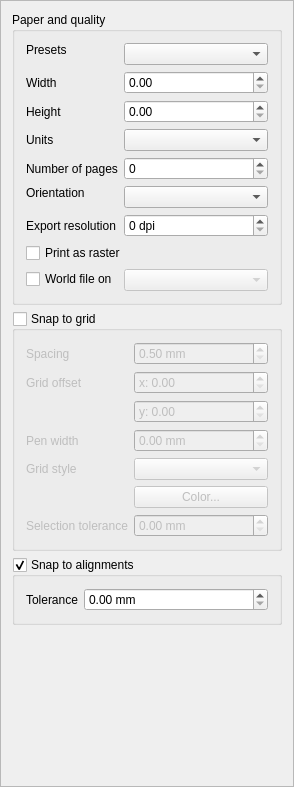
Above: src/ui/qgscompositionwidgetbase.ui from qgis/QGIS before the change. Below: the same form after it.
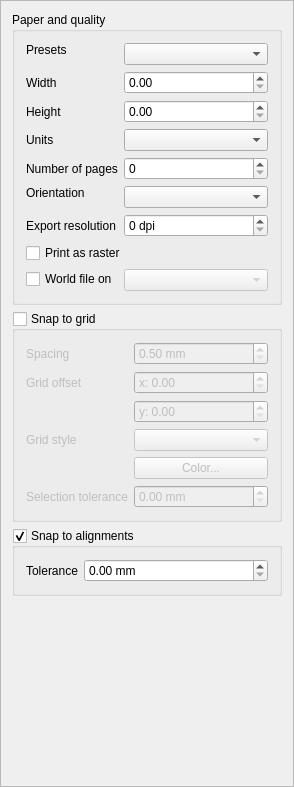
That is the form after the change. Custom widgets are drawn as their Qt base class.

Commit message: Improve visual appearance of composer grid by making sure it is always drawn using a 1 pixel width cosmetic pen Remove options for composer pen width

Patch:
```diff
--- a/src/ui/qgscompositionwidgetbase.ui
+++ b/src/ui/qgscompositionwidgetbase.ui
@@ -361,26 +361,6 @@
            </layout>
           </item>
           <item row="2" column="0">
-           <widget class="QLabel" name="label_5">
-            <property name="text">
-             <string>Pen width</string>
-            </property>
-            <property name="wordWrap">
-             <bool>true</bool>
-            </property>
-           </widget>
-          </item>
-          <item row="2" column="1">
-           <widget class="QDoubleSpinBox" name="mPenWidthSpinBox">
-            <property name="prefix">
-             <string/>
-            </property>
-            <property name="suffix">
-             <string> mm</string>
-            </property>
-           </widget>
-          </item>
-          <item row="3" column="0">
            <widget class="QLabel" name="mGridStyleLabel">
             <property name="text">
              <string>Grid style</string>
@@ -393,10 +373,17 @@
             </property>
            </widget>
           </item>
-          <item row="3" column="1">
+          <item row="2" column="1">
            <widget class="QComboBox" name="mGridStyleComboBox"/>
           </item>
-          <item row="5" column="0">
+          <item row="3" column="1">
+           <widget class="QgsColorButton" name="mGridColorButton">
+            <property name="text">
+             <string>Color...</string>
+            </property>
+           </widget>
+          </item>
+          <item row="4" column="0">
            <widget class="QLabel" name="label_4">
             <property name="text">
              <string>Selection tolerance</string>
@@ -406,7 +393,7 @@
             </property>
            </widget>
           </item>
-          <item row="5" column="1">
+          <item row="4" column="1">
            <widget class="QDoubleSpinBox" name="mSelectionToleranceSpinBox">
             <property name="prefix">
              <string/>
@@ -416,13 +403,6 @@
             </property>
            </widget>
           </item>
-          <item row="4" column="1">
-           <widget class="QgsColorButton" name="mGridColorButton">
-            <property name="text">
-             <string>Color...</string>
-            </property>
-           </widget>
-          </item>
          </layout>
         </widget>
        </item>
```
Left out of the diff: 11 changed lines with no effect on the pictures. The commit also changes 4 other files.
